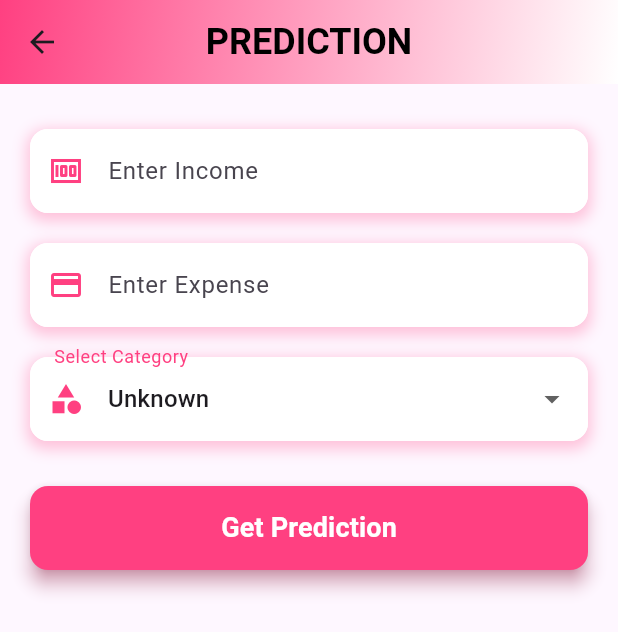
After one commit to artha-cashcare/cashcare, a Flutter app: the PredictionPage screen opened directly, on a phone screen of 412 x 824 dp. The commit adds this screen. Shown: the top 632 px of the screen. Run offline on Flutter 3.47's test engine with Material 3 defaults, Android fonts, the light colour scheme and no system bars; our stand-ins replace fl_chart, flutter_iconly, flutter_secure_storage, fluttertoast, google_sign_in, image_picker and 2 more; missing offline and left inert: another_telephony, google_ml_kit; accounts and stored records are empty; network calls fail.

Commit message:
minor fixes in multiple components

```diff
--- a/lib/features/sms_parsing/services/api_service.dart
+++ b/lib/features/sms_parsing/services/api_service.dart
@@ -4,7 +4,7 @@ import 'package:http/http.dart' as http;
 import 'package:cashcare/services/auth_interceptor.dart';
 
 class ApiService {
-  static const String baseUrl = 'http://13.60.63.203:8000';
+  static const String baseUrl = 'http://10.0.2.2:8000';
 
 
   Future<String> _getAuthToken() async {
--- a/lib/features/splash/splash_screen.dart
+++ b/lib/features/splash/splash_screen.dart
@@ -1,4 +1,5 @@
 import 'package:cashcare/auth/signup_screen.dart';
+import 'package:cashcare/screens/PredictionPage.dart';
 import 'package:flutter/material.dart';
 import 'package:flutter/scheduler.dart';
 
--- /dev/null
+++ b/lib/screens/PredictionPage.dart
@@ -0,0 +1,256 @@
+import 'package:flutter/material.dart';
+import 'package:http/http.dart' as http;
+import 'dart:convert';
+
+class PredictionPage extends StatefulWidget {
+  @override
+  _PredictionPageState createState() => _PredictionPageState();
+}
+
+class _PredictionPageState extends State<PredictionPage> {
+  final _incomeController = TextEditingController();
+  final _expenseController = TextEditingController();
+  double prediction = 0.0;
+  String selectedCategory = 'Unknown';
+  String recommendation = '';
+
+  final List<String> categories = [
+    'Groceries',
+    'Dining',
+    'Shopping',
+    'Transport',
+    'Utilities',
+    'Unknown',
+  ];
+
+  Future<void> makePrediction() async {
+    double income = double.tryParse(_incomeController.text) ?? 0.0;
+    double expense = double.tryParse(_expenseController.text) ?? 0.0;
+    double expenseToIncomeRatio = income != 0 ? expense / income : 0.0;
+
+    if (income == 0.0 || expense == 0.0) {
+      // Show SnackBar with error message
+      ScaffoldMessenger.of(context).showSnackBar(
+        SnackBar(
+          content: Text('Please enter valid income and expense values.'),
+          backgroundColor: Colors.red,
+        ),
+      );
+      setState(() {
+        prediction = 0.0; // Ensure no previous prediction is shown
+        recommendation = ''; // Reset recommendation
+      });
+      return;
+    }
+
+    final response = await http.post(
+      Uri.parse('http://10.0.2.2:8000/api/predict/'),
+      headers: {'Content-Type': 'application/json'},
+      body: jsonEncode({
+        'features': [
+          1,
+          income,
+          expense,
+          expenseToIncomeRatio,
+          categories.indexOf(selectedCategory),
+        ],
+      }),
+    );
+
+    if (response.statusCode == 200) {
+      final data = jsonDecode(response.body);
+      setState(() {
+        prediction = data['prediction'][0];
+        recommendation = data['recommendation'];
+      });
+    } else {
+      print('Error: ${response.body}');
+    }
+  }
+
+  @override
+  Widget build(BuildContext context) {
+    return Scaffold(
+      appBar: AppBar(
+        title: Text(
+          'PREDICTION',
+          style: TextStyle(
+            fontSize: 24,
+            fontWeight: FontWeight.bold,
+            color: Colors.black,
+          ),
+        ),
+        backgroundColor: Colors.pink[700],
+        elevation: 0,
+        centerTitle: true,
+        flexibleSpace: Container(
+          decoration: BoxDecoration(
+            gradient: LinearGradient(
+              colors: [Colors.pinkAccent, Colors.white],
+              begin: Alignment.topLeft,
+              end: Alignment.bottomRight,
+            ),
+          ),
+        ),
+      ),
+      body: Padding(
+        padding: const EdgeInsets.symmetric(horizontal: 20.0, vertical: 30.0),
+        child: SingleChildScrollView(
+          child: Column(
+            crossAxisAlignment: CrossAxisAlignment.stretch,
+            children: [
+              _buildInputField(
+                controller: _incomeController,
+                labelText: 'Enter Income',
+                prefixIcon: Icons.money,
+              ),
+              SizedBox(height: 20),
+              _buildInputField(
+                controller: _expenseController,
+                labelText: 'Enter Expense',
+                prefixIcon: Icons.credit_card,
+              ),
+              SizedBox(height: 20),
+              _buildDropdown(),
+              SizedBox(height: 30),
+              _buildButton('Get Prediction', makePrediction),
+              SizedBox(height: 30),
+              if (prediction != 0.0) _buildPredictionCard(),
+            ],
+          ),
+        ),
+      ),
+    );
+  }
+
+  Widget _buildInputField({
+    required TextEditingController controller,
+    required String labelText,
+    required IconData prefixIcon,
+  }) {
+    return Container(
+      decoration: BoxDecoration(
+        borderRadius: BorderRadius.circular(12),
+        color: Colors.white,
+        boxShadow: [
+          BoxShadow(
+            color: Colors.pinkAccent.withOpacity(0.3),
+            spreadRadius: 2,
+            blurRadius: 8,
+            offset: Offset(0, 3),
+          ),
+        ],
+      ),
+      child: TextField(
+        controller: controller,
+        decoration: InputDecoration(
+          labelText: labelText,
+          hintText: labelText,  // This will apply to the text when the field is not focused.
+          hintStyle: TextStyle(color: Colors.black), // Set hint text color to black
+          prefixIcon: Icon(prefixIcon, color: Colors.pinkAccent),
+          border: OutlineInputBorder(
+            borderRadius: BorderRadius.circular(12),
+            borderSide: BorderSide.none,
+          ),
+          filled: true,
+          fillColor: Colors.white,
+        ),
+        keyboardType: TextInputType.number,
+        style: TextStyle(fontSize: 16),
+      ),
+    );
+  }
+
+  Widget _buildDropdown() {
+    return Container(
+      decoration: BoxDecoration(
+        borderRadius: BorderRadius.circular(12),
+        color: Colors.white,
+        boxShadow: [
+          BoxShadow(
+            color: Colors.pinkAccent.withOpacity(0.3),
+            spreadRadius: 2,
+            blurRadius: 8,
+            offset: Offset(0, 3),
+          ),
+        ],
+      ),
+      child: DropdownButtonFormField<String>(
+        value: selectedCategory,
+        onChanged: (String? newValue) {
+          setState(() {
+            selectedCategory = newValue!;
+          });
+        },
+        items: categories.map<DropdownMenuItem<String>>((String category) {
+          return DropdownMenuItem<String>(
+            value: category,
+            child: Text(category, style: TextStyle(fontSize: 16)),
+          );
+        }).toList(),
+        decoration: InputDecoration(
+          labelText: 'Select Category',
+          labelStyle: TextStyle(color: Colors.pinkAccent),
+          prefixIcon: Icon(Icons.category, color: Colors.pinkAccent),
+          border: OutlineInputBorder(
+            borderRadius: BorderRadius.circular(12),
+            borderSide: BorderSide.none,
+          ),
+          filled: true,
+          fillColor: Colors.white,
+        ),
+      ),
+    );
+  }
+
+  Widget _buildButton(String label, Function onPressed) {
+    return ElevatedButton(
+      onPressed: () => onPressed(),
+      style: ElevatedButton.styleFrom(
+        backgroundColor: Colors.pinkAccent,
+        padding: EdgeInsets.symmetric(vertical: 15),
+        shape: RoundedRectangleBorder(
+          borderRadius: BorderRadius.circular(12),
+        ),
+        elevation: 5,
+        shadowColor: Colors.pink[300],
+      ),
+      child: Text(
+        label,
+        style: TextStyle(fontSize: 18, fontWeight: FontWeight.bold, color: Colors.white),
+      ),
+    );
+  }
+
+  Widget _buildPredictionCard() {
+    return Card(
+      elevation: 10,
+      shadowColor: Colors.pink[300],
+      shape: RoundedRectangleBorder(
+        borderRadius: BorderRadius.circular(15),
+      ),
+      color: Colors.white,
+      child: Padding(
+        padding: const EdgeInsets.all(16.0),
+        child: Column(
+          crossAxisAlignment: CrossAxisAlignment.start,
+          children: [
+            Text(
+              'Prediction: $prediction',
+              style: TextStyle(
+                fontSize: 22,
+                fontWeight: FontWeight.bold,
+                color: Colors.pinkAccent,
+              ),
+            ),
+            SizedBox(height: 10),
+            Text(
+              'Recommendation: $recommendation',
+              style: TextStyle(fontSize: 18, color: Colors.black87),
+            ),
+          ],
+        ),
+      ),
+    );
+  }
+}
--- a/lib/screens/bottom_navs.dart
+++ b/lib/screens/bottom_navs.dart
@@ -11,6 +11,9 @@ import '../screens/home_screen.dart';
 
 
 class BottomNavbar extends StatelessWidget {
+  final Map<String, dynamic>? userData;
+
+  BottomNavbar({Key? key,this.userData}) : super(key: key);
   final List<Widget> _pages = [
     HomeScreen(),
     NotificationsScreen(),
--- a/lib/screens/notification_screen.dart
+++ b/lib/screens/notification_screen.dart
@@ -1,6 +1,7 @@
 import 'package:cashcare/models/goal_notification.dart';
 import 'package:cashcare/models/navbar_provider.dart';
 import 'package:cashcare/services/notification_service.dart';
+import 'package:cashcare/widgets/homescreen_loader.dart';
 import 'package:flutter/material.dart';
 import 'package:intl/intl.dart';
 import 'package:provider/provider.dart';
@@ -75,7 +76,9 @@ class _NotificationsScreenState extends State<NotificationsScreen> {
         future: _notificationsFuture,
         builder: (context, snapshot) {
           if (snapshot.connectionState == ConnectionState.waiting) {
-            return const Center(child: CircularProgressIndicator());
+            return const Center(child: FloatingDotLoading(
+
+            ));
           } else if (snapshot.hasError) {
             return Center(child: Text('Error loading notifications'));
           } else if (!snapshot.hasData || snapshot.data!.isEmpty) {
--- a/pubspec.yaml
+++ b/pubspec.yaml
@@ -42,7 +42,6 @@ dependencies:
   google_ml_kit: ^0.19.0
   flutter_scalable_ocr: ^2.0.0
   path_provider: ^2.1.1
-  intl: ^0.20.2
   video_player: ^2.9.5
   animations: ^2.0.11
   provider: ^6.1.5
@@ -51,12 +50,13 @@ dependencies:
   fluttertoast: ^8.2.12
   flutter_local_notifications: ^19.2.1
   flutter_charts: ^0.5.2
-  syncfusion_flutter_charts: ^29.2.11
   fl_chart: ^1.0.0
   badges: ^3.1.2
   another_telephony: ^0.4.1
   permission_handler: ^12.0.0+1
-  google_sign_in: ^7.0.0
+  google_sign_in: ^6.1.5
+  intl: ^0.20.2
+  syncfusion_flutter_charts: ^29.2.11
 
 
 dev_dependencies:
```
Also changed, not shown: lib/auth/login_screen.dart (+16 -10 lines), lib/features/goals/goal_list_screen.dart (+1 -18 lines), lib/screens/history.dart (+4 -3 lines), lib/screens/home_screen.dart (+15 -7 lines), lib/screens/monthly_detail_screen.dart (added, +106 -0 lines), lib/screens/profile.dart (+7 -1 lines), lib/screens/stats_screen.dart (+57 -10 lines), lib/services/google_auth_service.dart (+33 -31 lines), lib/services/stats_services.dart (+10 -5 lines), lib/widgets/barchart_widget.dart (+92 -31 lines), lib/features/Insights/services/api_service.dart (added), pubspec.lock, 2 other files.
